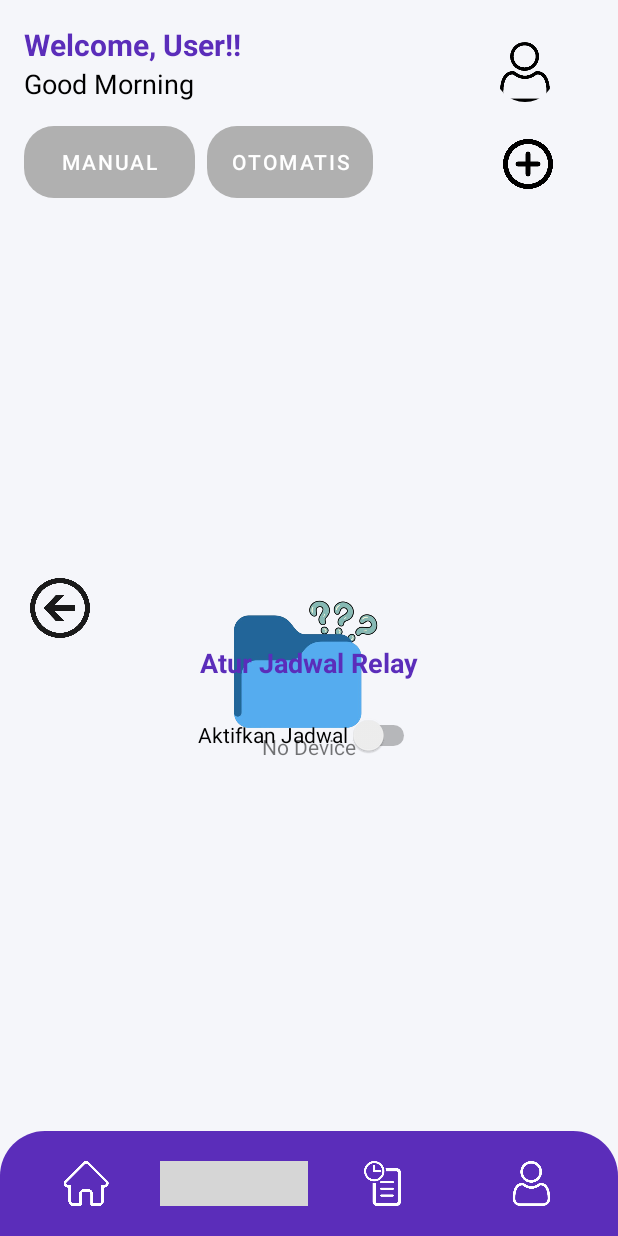
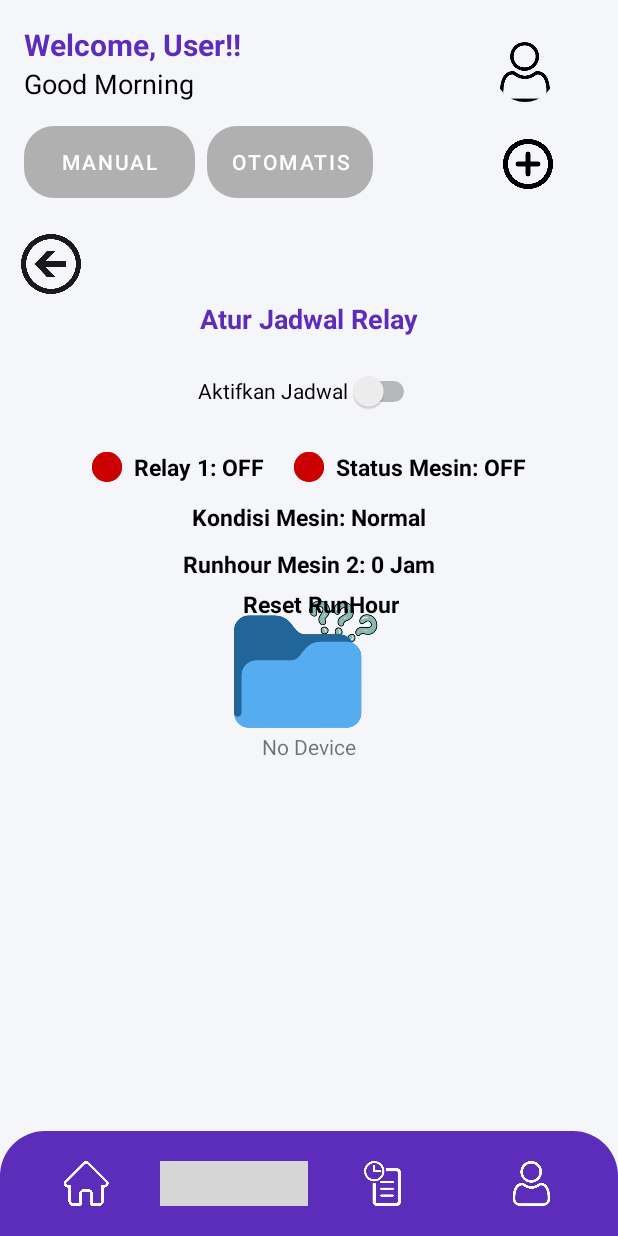
Before and after one commit to riyanardian/semar_v4, an Android app built with Jetpack Compose: the fragment OtomatisFragment placed in its activity, on a phone screen of 412 x 824 dp. Run offline under Robolectric (Android 15) with nearby library versions, the phone set to English and light mode, and no system bars; our stand-ins replace CircleImageView; pictures from the network do not load; 4 statements that could not run were skipped; grey boxes are pictures that could not be loaded.

Commit message:
arep dadi IYO mm

```diff
--- a/app/src/main/java/com/example/semar_v4/header/otomatis.kt
+++ b/app/src/main/java/com/example/semar_v4/header/otomatis.kt
@@ -5,11 +5,13 @@ import android.os.Bundle
 import android.os.Handler
 import android.os.IBinder
 import android.os.Looper
+import android.util.Log
 import android.view.LayoutInflater
 import android.view.View
 import android.view.ViewGroup
 import android.widget.ImageView
 import android.widget.Switch
+import android.widget.TextView
 import android.widget.Toast
 import androidx.appcompat.app.AlertDialog
 import androidx.fragment.app.Fragment
@@ -23,6 +25,7 @@ import com.google.gson.reflect.TypeToken
 import androidx.localbroadcastmanager.content.LocalBroadcastManager
 import com.example.semar_v4.BerandaActivity
 import com.example.semar_v4.service.MqttService
+import org.json.JSONObject
 import java.util.*
 
 class OtomatisFragment : Fragment() {
@@ -33,6 +36,14 @@ class OtomatisFragment : Fragment() {
     private lateinit var btnBack: ImageView
     private lateinit var switchSchedule: Switch
     private val handler = Handler(Looper.getMainLooper())
+    private lateinit var tvRunhourRelay2: TextView
+    private lateinit var tvStatusRelay1: TextView
+    private lateinit var tvStatusRelay2: TextView
+    private lateinit var ivStatusRelay1: ImageView
+    private lateinit var ivStatusRelay2: ImageView
+    private lateinit var tvResetRunhour: TextView
+    private lateinit var tvKondisiMesin: TextView
+
 
     private var chipId: String? = null
     private var lastCheckedMinute = -1
@@ -41,17 +52,65 @@ class OtomatisFragment : Fragment() {
 
     private var mqttService: MqttService? = null
     private var isBound = false
+    private lateinit var topicRelay1Set: String
+    private lateinit var topicRelay1Status: String
+    private lateinit var topicRelay2Status: String
+    private lateinit var topicRunhour: String
+    private var relay1On: Boolean = false
+    private var sensorOn: Boolean = false
 
     private val connection = object : ServiceConnection {
         override fun onServiceConnected(name: ComponentName?, service: IBinder?) {
             val binder = service as MqttService.LocalBinder
             mqttService = binder.getService()
             isBound = true
+
+            // subscribe topik penting
+            mqttService?.subscribeTopic(topicRelay1Status)
+            mqttService?.subscribeTopic(topicRelay2Status)
+            mqttService?.subscribeTopic(topicRunhour)
+
+            // restore status terakhir
+            restoreRelayStatus()
         }
 
         override fun onServiceDisconnected(name: ComponentName?) {
             mqttService = null
             isBound = false
+        }
+    }
+
+    private val mqttReceiver = object : BroadcastReceiver() {
+        override fun onReceive(context: Context?, intent: Intent?) {
+            val topic = intent?.getStringExtra("topic")
+            val payload = intent?.getStringExtra("payload") ?: "OFF"
+
+            when (topic) {
+                topicRunhour -> {
+                    try {
+                        val obj = JSONObject(payload)
+                        val hrReadable = obj.optString("hr_readable", "0 jam 0 menit")
+                        tvRunhourRelay2.text = "• Runhour: $hrReadable"
+                    } catch (e: Exception) {
+                        // fallback kalau payload bukan JSON
+                        tvRunhourRelay2.text = "• Runhour: $payload"
+                    }
+                }
+                topicRelay1Status -> {
+                    relay1On = payload == "ON"   // update boolean relay
+                    updateRelay1Status(payload)
+                    saveRelayState("relay1_state", payload == "ON")
+                    updateKondisiMesin()         // update kondisi realtime
+
+                }
+                topicRelay2Status -> {
+                    sensorOn = payload == "ON"   // update boolean sensor
+                    updateRelay2Status(payload)
+                    saveRelayState("relay2_state", payload == "ON")
+                    updateKondisiMesin()         // update kondisi realtime
+
+                }
+            }
         }
     }
 
@@ -76,6 +135,29 @@ class OtomatisFragment : Fragment() {
         switchSchedule = view.findViewById(R.id.switchSchedule)
         recyclerJadwal = view.findViewById(R.id.recyclerJadwal)
         btnBack = view.findViewById(R.id.btnBack)
+        tvRunhourRelay2 = view.findViewById(R.id.tvRunhourRelay2)
+        tvStatusRelay1 = view.findViewById(R.id.tvStatusRelay1)
+        tvStatusRelay2 = view.findViewById(R.id.tvStatusRelay2)
+        ivStatusRelay1 = view.findViewById(R.id.ivStatusRelay1)
+        ivStatusRelay2 = view.findViewById(R.id.ivStatusRelay2)
+        tvResetRunhour = view.findViewById(R.id.resetrunhour)
+        tvKondisiMesin = view.findViewById(R.id.kondisimesin)
+
+
+        chipId = arguments?.getString("chipId") ?: ""
+
+        topicRelay1Set = "device/$chipId/relay1/set"
+        topicRelay1Status = "device/$chipId/relay1/status"
+        topicRelay2Status = "device/$chipId/relay2/status"
+        topicRunhour = "device/$chipId/relay2/runhour"
+
+        // begitu buka manual, langsung paksa set mode manual di ESP
+        if (isBound) {
+            mqttService?.publishMessage("device/$chipId/mode", "AUTO")
+            Toast.makeText(requireContext(), "Mode manual diaktifkan", Toast.LENGTH_SHORT).show()
+        } else {
+            Log.w("ManualFragment", "MQTT belum siap untuk set mode manual")
+        }
 
         adapter = JadwalAdapter(
             list = listJadwal,
@@ -140,17 +222,45 @@ class OtomatisFragment : Fragment() {
                 (activity as BerandaActivity).showDeviceSelection()
             }
         }
+        tvResetRunhour.setOnClickListener {
+            // 1. Reset value runhour di SharedPreferences
+            saveRelayState("runhour_value", "0 jam 0 menit ")
+
+            // 2. Update UI
+            tvRunhourRelay2.text = "• Runhour : 0 jam 0 menit"
+
+            // 3. Publish reset ke MQTT lewat MqttService
+            val resetTopic = "device/$chipId/sensor/runhour/reset"
+            val resetPayload = "reset"
+            if (isBound) {
+                mqttService?.publishMessage(resetTopic, resetPayload)
+                Toast.makeText(requireContext(), "Runhour di-reset & dikirim ke MQTT", Toast.LENGTH_SHORT).show()
+            } else {
+                Toast.makeText(requireContext(), "MQTT belum siap", Toast.LENGTH_SHORT).show()
+            }
+        }
 
         switchSchedule.setOnCheckedChangeListener { _, isChecked ->
+            recyclerJadwal.visibility = if (isChecked) View.VISIBLE else View.GONE
+
             if (isChecked) {
-                recyclerJadwal.visibility = View.VISIBLE
+                // 👉 aktifkan jadwal & load data
+                loadJadwal()
+                startJadwalChecker()
             } else {
-                recyclerJadwal.visibility = View.GONE
-                // Optional: matikan semua item switch tanpa kirim
+                // matikan semua item jadwal
                 listJadwal.forEach { it.enabled = false }
                 adapter.notifyDataSetChanged()
+                stopJadwalChecker()
             }
+
+            // simpan state
+            val prefs = requireContext().getSharedPreferences(PREFS_NAME, Context.MODE_PRIVATE)
+            prefs.edit().putBoolean(KEY_AUTOMATIS_ACTIVE, isChecked).apply()
         }
+
+
+
 
 
         return view
@@ -159,13 +269,33 @@ class OtomatisFragment : Fragment() {
     private fun restoreSwitchState() {
         val prefs = requireContext().getSharedPreferences(PREFS_NAME, Context.MODE_PRIVATE)
         val wasActive = prefs.getBoolean(KEY_AUTOMATIS_ACTIVE, false)
+
+        switchSchedule.isChecked = wasActive
+        recyclerJadwal.visibility = if (wasActive) View.VISIBLE else View.GONE
+
         if (wasActive) {
-            switchSchedule.isChecked = true
             loadJadwal()
-            recyclerJadwal.visibility = View.VISIBLE
             startJadwalChecker()
+        } else {
+            stopJadwalChecker()
         }
     }
+
+
+
+    private fun updateKondisiMesin() {
+        val kondisi = if ((relay1On && sensorOn) || (!relay1On && !sensorOn)) {
+            "Normal"
+        } else {
+            "Trouble"
+        }
+
+        Log.d("KONDISI_MESIN", "Relay1=$relay1On Sensor=$sensorOn => $kondisi")
+        tvKondisiMesin.text = "Kondisi Mesin: $kondisi"
+    }
+
+
+
 
     private fun handleSwitchChange(isChecked: Boolean) {
         val prefs = requireContext().getSharedPreferences(PREFS_NAME, Context.MODE_PRIVATE)
@@ -196,11 +326,17 @@ class OtomatisFragment : Fragment() {
         }
     }
 
+
     private fun saveJadwal() {
         val gson = Gson()
-        val json = gson.toJson(listJadwal)
+        // clone tapi set enabled = false
+        val tempList = listJadwal.map {
+            it.copy(enabled = false)
+        }
+        val json = gson.toJson(tempList)
         sharedPref.edit().putString("list_jadwal", json).apply()
     }
+
 
     private fun loadJadwal() {
         val gson = Gson()
@@ -209,6 +345,8 @@ class OtomatisFragment : Fragment() {
             val type = object : TypeToken<MutableList<JadwalModel>>() {}.type
             val loadedList: MutableList<JadwalModel> = gson.fromJson(json, type)
             listJadwal.clear()
+            // 👉 Paksa semua enabled = false
+            loadedList.forEach { it.enabled = false }
             listJadwal.addAll(loadedList)
             adapter.notifyDataSetChanged()
         }
@@ -268,6 +406,46 @@ class OtomatisFragment : Fragment() {
         })
     }
 
+    private fun updateRelay1Status(payload: String) {
+        val isOn = payload.equals("ON", true) || payload == "1"
+        tvStatusRelay1.text = if (isOn) "Relay 1: ON" else "Relay 1: OFF"
+        ivStatusRelay1.setImageResource(if (isOn) R.drawable.circle_green else R.drawable.circle_red)
+        saveRelayState("relay1_state", isOn)
+        updateKondisiMesin()
+    }
+
+    private fun updateRelay2Status(payload: String) {
+        val isOn = payload.equals("ON", true) || payload == "1"
+        tvStatusRelay2.text = if (isOn) "Status Mesin: ON" else "Status Mesin: OFF"
+        ivStatusRelay2.setImageResource(if (isOn) R.drawable.circle_green else R.drawable.circle_red)
+        saveRelayState("relay2_state", isOn)
+        updateKondisiMesin()
+    }
+
+
+    // ===== Restore terakhir =====
+    private fun restoreRelayStatus() {
+        val prefs = requireContext().getSharedPreferences(PREFS_NAME, Context.MODE_PRIVATE)
+        val relay1On = prefs.getBoolean("relay1_state", false)
+        val relay2On = prefs.getBoolean("relay2_state", false)
+
+        updateRelay1Status(if (relay1On) "ON" else "OFF")
+        updateRelay2Status(if (relay2On) "ON" else "OFF")
+    }
+
+
+    // ===== Save state =====
+    private fun saveRelayState(key: String, value: Any) {
+        val pref = requireContext().getSharedPreferences(PREFS_NAME, Context.MODE_PRIVATE)
+        val editor = pref.edit()
+        when (value) {
+            is Boolean -> editor.putBoolean(key, value)
+            is String -> editor.putString(key, value)
+        }
+        editor.apply()
+    }
+
+
     private fun stopJadwalChecker() {
         isRunning = false
         handler.removeCallbacksAndMessages(null)
--- a/app/src/main/res/layout/fragment_otomatis.xml
+++ b/app/src/main/res/layout/fragment_otomatis.xml
@@ -1,10 +1,10 @@
 <?xml version="1.0" encoding="utf-8"?>
 <LinearLayout xmlns:android="http://schemas.android.com/apk/res/android"
     android:layout_width="match_parent"
-    android:layout_height="match_parent"
+    android:layout_height="wrap_content"
     android:orientation="vertical"
     android:gravity="center"
-    android:padding="16dp"
+    android:padding="10dp"
     android:id="@+id/main"
     >
     <ImageView
@@ -38,7 +38,104 @@
     <androidx.recyclerview.widget.RecyclerView
         android:id="@+id/recyclerJadwal"
         android:layout_width="match_parent"
-        android:layout_height="match_parent"
+        android:layout_height="320dp"
         android:layout_marginTop="12dp"/>
 
+
+    <LinearLayout
+        android:layout_width="match_parent"
+        android:layout_height="wrap_content"
+        android:orientation="horizontal"
+        android:gravity="center_horizontal"
+        android:paddingTop="16dp"
+        >
+
+        <!-- Relay 1 -->
+        <LinearLayout
+            android:layout_width="wrap_content"
+            android:layout_height="wrap_content"
+            android:orientation="horizontal"
+            android:gravity="center_vertical"
+            android:layout_marginBottom="12dp">
+
+            <ImageView
+                android:id="@+id/ivStatusRelay1"
+                android:layout_width="20dp"
+                android:layout_height="20dp"
+                android:background="@drawable/circle_red" />
+
+            <TextView
+                android:id="@+id/tvStatusRelay1"
+                android:layout_width="wrap_content"
+                android:layout_height="wrap_content"
+                android:layout_marginStart="8dp"
+                android:text="Status Relay 1"
+                android:textStyle="bold"
+                android:textColor="@android:color/black"
+                android:textSize="15sp"
+                />
+        </LinearLayout>
+        <View
+            android:layout_width="20dp"
+            android:layout_height="match_parent" />
+        <!-- Relay 2 -->
+        <LinearLayout
+            android:layout_width="wrap_content"
+            android:layout_height="wrap_content"
+            android:orientation="horizontal"
+            android:gravity="center_vertical">
+
+            <ImageView
+                android:id="@+id/ivStatusRelay2"
+                android:layout_width="20dp"
+                android:layout_height="20dp"
+                android:background="@drawable/circle_red" />
+
+            <TextView
+                android:id="@+id/tvStatusRelay2"
+                android:layout_width="wrap_content"
+                android:layout_height="wrap_content"
+                android:layout_marginStart="8dp"
+                android:text="Status Mesin"
+                android:textStyle="bold"
+                android:textSize="15sp"
+                android:textColor="@android:color/black" />
+        </LinearLayout>
+
+    </LinearLayout>
+
+    <!-- Informasi Runhour Relay 2 -->
+    <TextView
+        android:id="@+id/kondisimesin"
+        android:layout_width="wrap_content"
+        android:layout_height="wrap_content"
+        android:text="Kondisi Mesin : "
+        android:textSize="15sp"
+        android:textColor="#000000"
+        android:textStyle="bold"
+        android:layout_marginBottom="10dp"
+        />
+
+    <!-- Informasi Runhour Relay 2 -->
+    <TextView
+        android:id="@+id/tvRunhourRelay2"
+        android:layout_width="wrap_content"
+        android:layout_height="wrap_content"
+        android:text="Runhour Mesin 2: 0 Jam"
+        android:textSize="15sp"
+        android:textColor="#000000"
+        android:textStyle="bold"
+        android:layout_marginBottom="5dp"
+        />
+
+
+    <TextView
+        android:id="@+id/resetrunhour"
+        android:layout_width="wrap_content"
+        android:layout_height="wrap_content"
+        android:layout_marginStart="8dp"
+        android:text="Reset RunHour"
+        android:textColor="@android:color/black"
+        android:textSize="15sp"
+        android:textStyle="bold" />
 </LinearLayout>
```
Also changed, not shown: app/src/main/java/com/example/semar_v4/header/manual.kt (+53 -7 lines), app/src/main/res/layout/fragment_manual.xml (+12 -0 lines).
